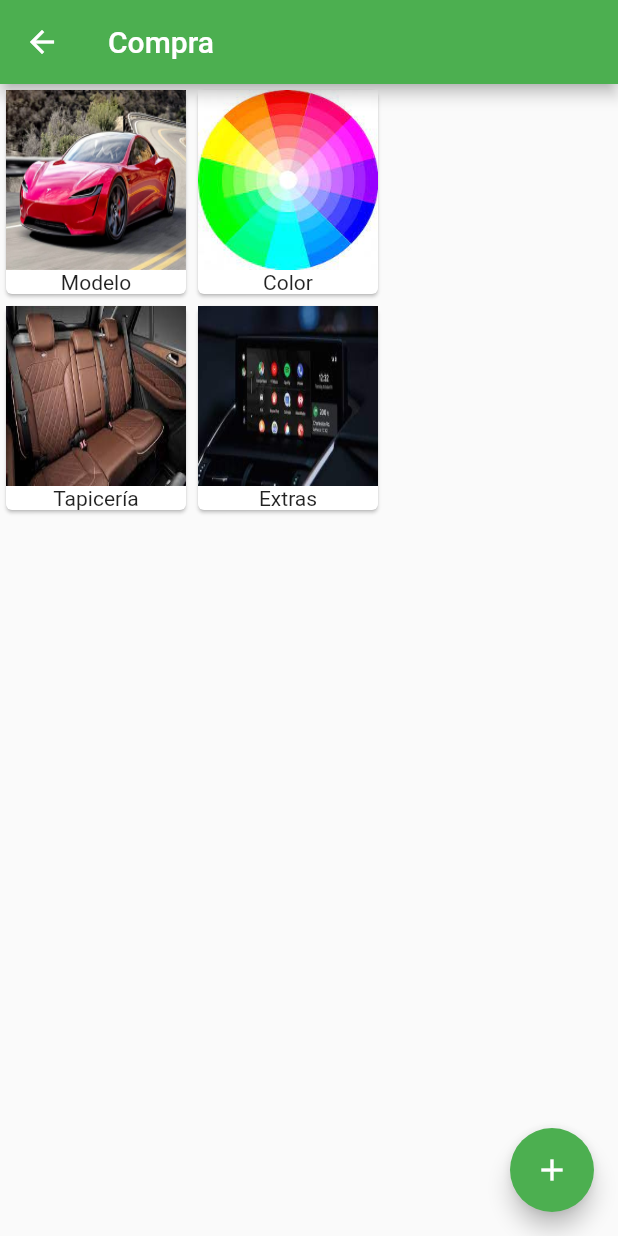
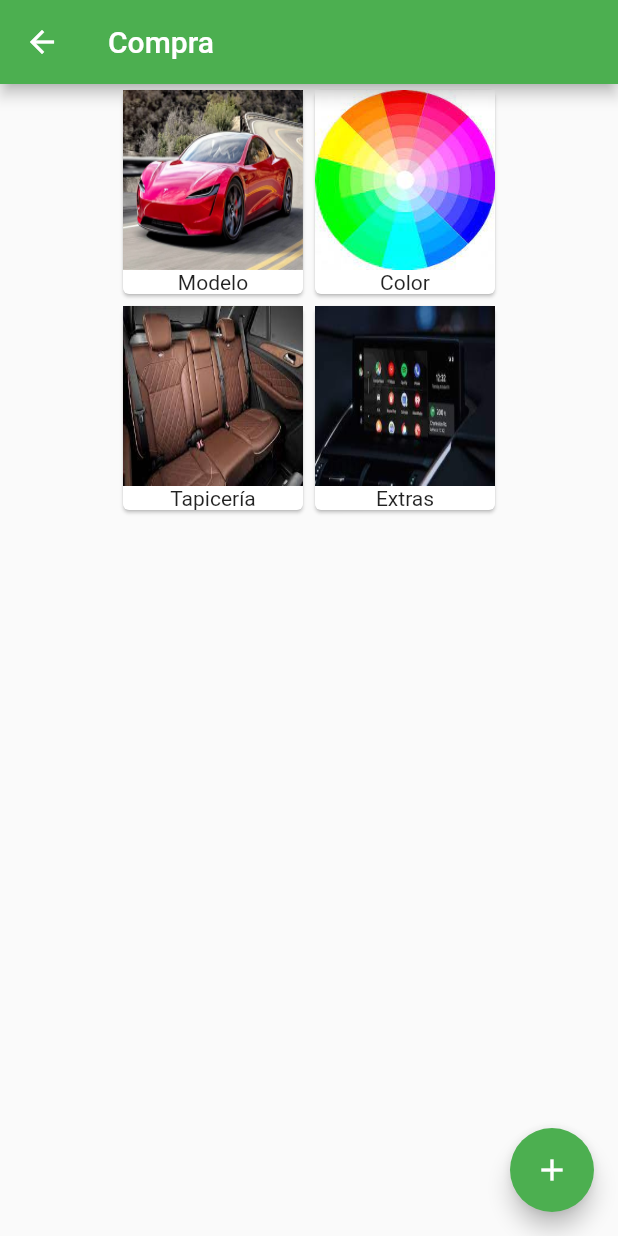
Before and after one commit to fervalnav/CarConfigurator, a Flutter app: the BuyPage screen opened by its route, on a phone screen of 412 x 824 dp. Run offline on Flutter 3.47's test engine with Material 2 defaults, Android fonts, the phone set to English and light mode, and no system bars.

Commit message:
feat #5: centro las imagenes de las distintas componentes que se van a configurar

```diff
--- a/lib/views/buy.dart
+++ b/lib/views/buy.dart
@@ -22,15 +22,25 @@ class _BuyPageState extends State<BuyPage> {
       ),
       body: Center(
         child: Column(
+
+          // Para que la columna este "pegada" a la parte superior de la pantalla
           mainAxisAlignment: MainAxisAlignment.start,
+
           children: <Widget>[
             Row(
+
+              // Para que las dos imagenes de esta fila esten centradas
+              mainAxisAlignment: MainAxisAlignment.center,
+
               children: <Widget>[
                 create_simple_box("images/pruebas.jpg", "Modelo"),
                 create_simple_box("images/paleta_colores.jpg", "Color"),
               ],
             ),
             Row(
+              // Para que las dos imagenes de esta fila esten centradas
+              mainAxisAlignment: MainAxisAlignment.center,
+
               children: <Widget>[
                 create_simple_box("images/tapiceria.jpg", "Tapicería"),
                 create_simple_box("images/extras.jpg", "Extras"),
```
